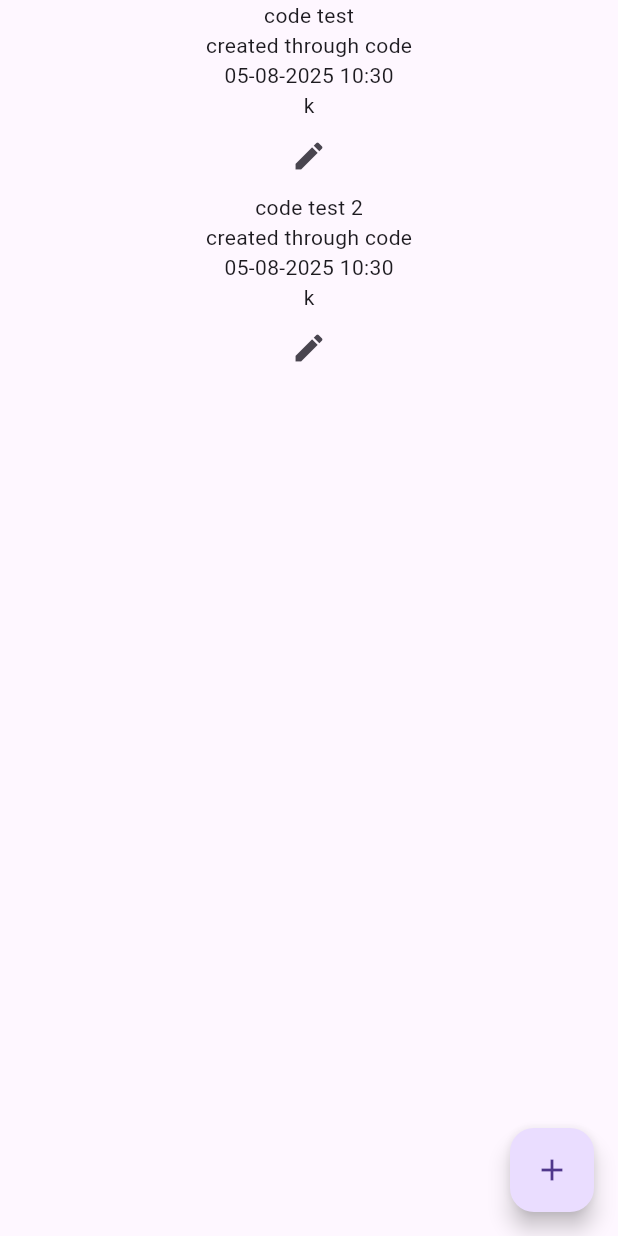
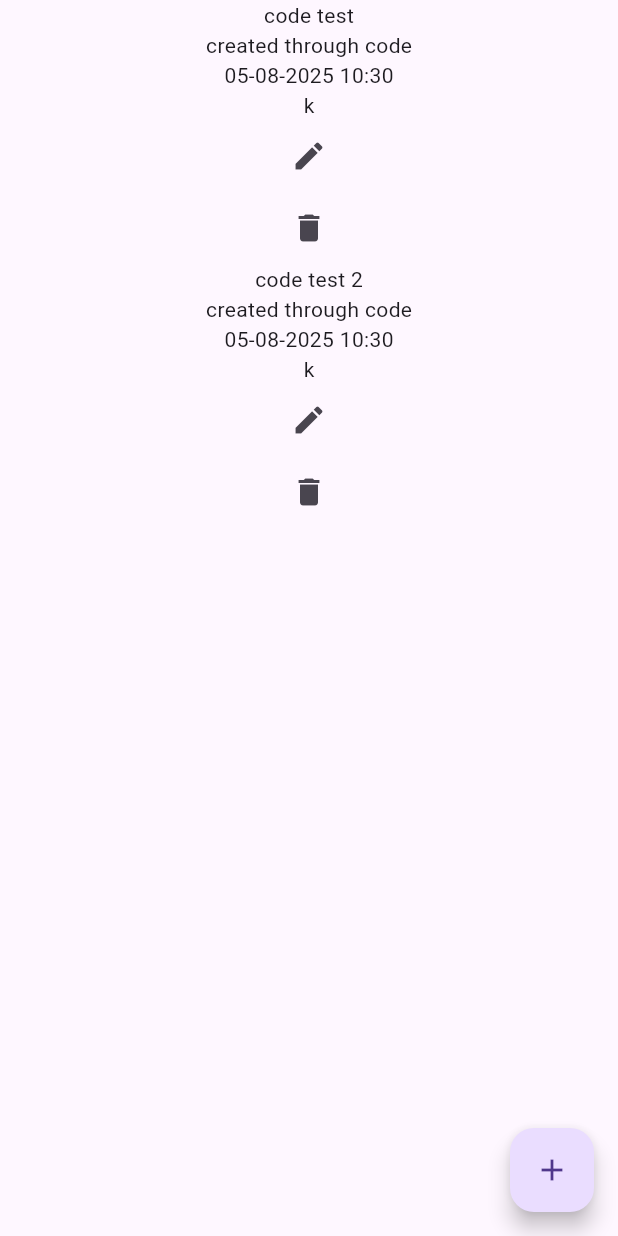
Before and after one commit to 0-ks-0/cset270-fp2-campus-connect, a Flutter app: the Test screen opened directly, after a tap on the "add" icon, on a phone screen of 412 x 824 dp. Run offline on Flutter 3.47's test engine with Material 3 defaults, Android fonts, the phone set to English and light mode, and no system bars; our stand-ins replace cloud_firestore, firebase_core; accounts and stored records are empty.

Commit message:
Add deletePost

```diff
--- a/lib/screens/test.dart
+++ b/lib/screens/test.dart
@@ -78,6 +78,7 @@ class _TestState extends State<Test>
                   Text(formattedTimestamp),
                   Text(userId),
                   IconButton(onPressed: () => update(docId: docId), icon: Icon(Icons.edit)),
+                  IconButton(onPressed: () => fs.deletePost(docId), icon: Icon(Icons.delete)),
                 ],
               );
             },
--- a/lib/services/firestore_service.dart
+++ b/lib/services/firestore_service.dart
@@ -31,4 +31,10 @@ class FirestoreService
         "content": content
       });
   }
+
+  /// Delete a post
+  Future<void> deletePost(String docId)
+  {
+    return postsCollection.doc(docId).delete();
+  }
 }
```
